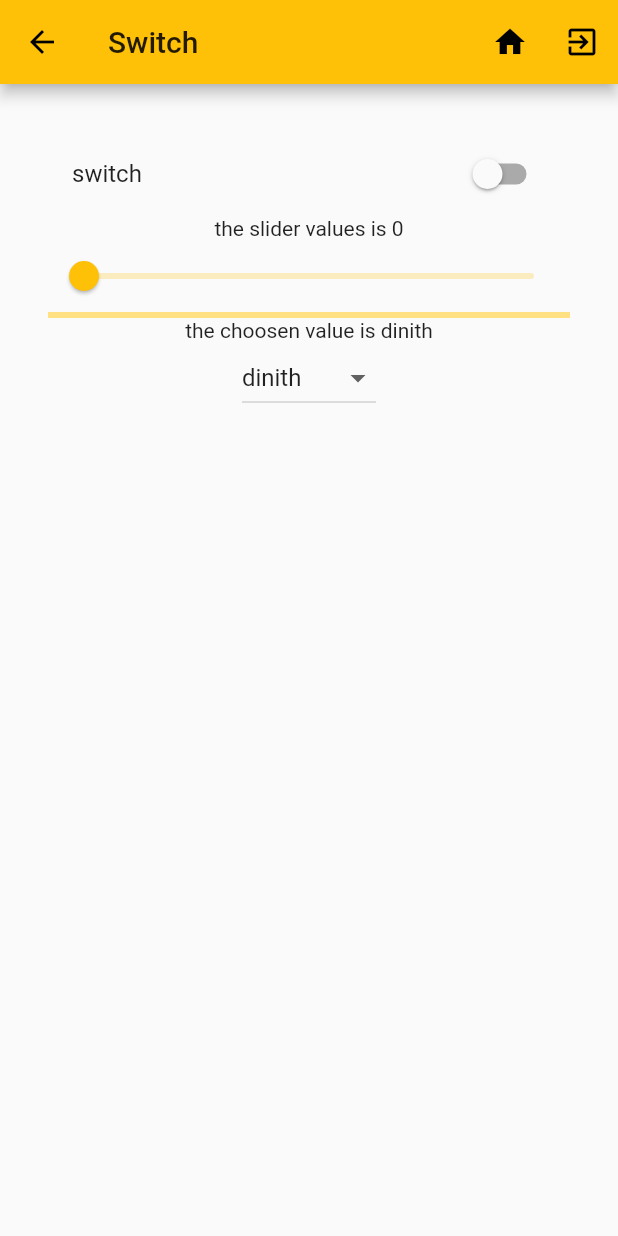
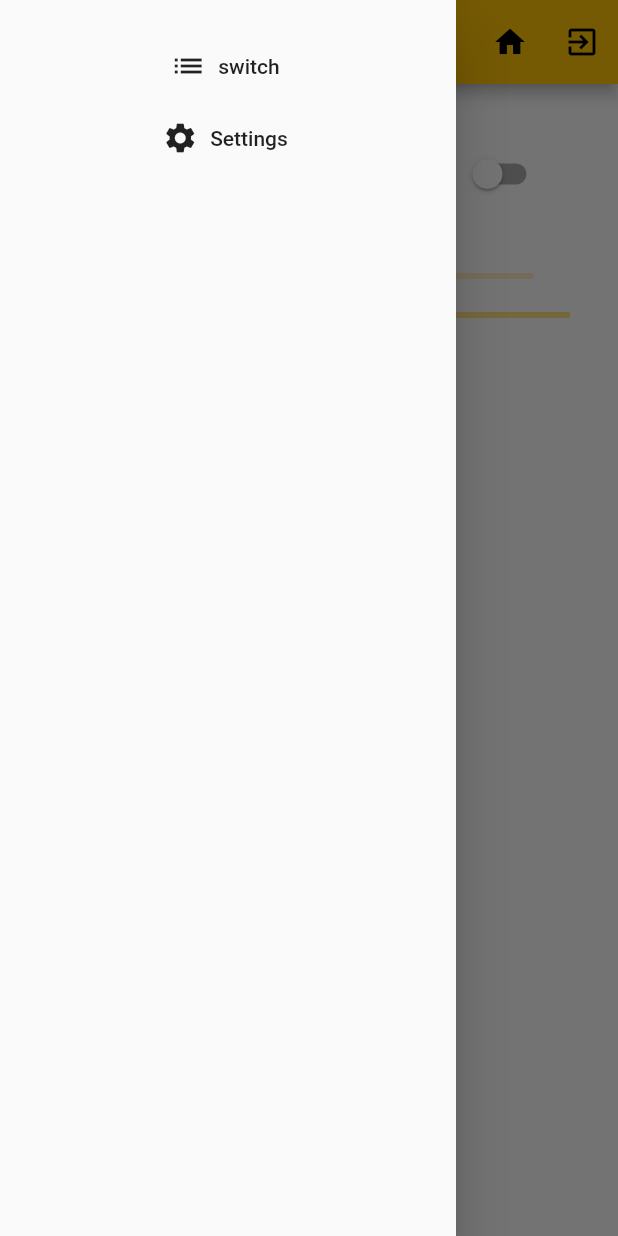
Before and after one commit to dinith72/FlutterApplication, a Flutter app: the Switcher screen opened by its route, with the side drawer open (before the commit the screen has no drawer), on a phone screen of 412 x 824 dp. Run offline on Flutter 3.47's test engine with Material 2 defaults, Android fonts, the phone set to English and light mode, and no system bars.

```diff
--- a/lib/Screnns/switch.dart
+++ b/lib/Screnns/switch.dart
@@ -3,7 +3,7 @@ import 'package:app/main.dart';
 
 
 class Switcher extends  StatefulWidget {
-   @override
+  @override
   _Switcher createState() => new _Switcher(); // create private sub class
 
 }
@@ -55,6 +55,25 @@ class _Switcher extends State<Switcher>{ // extened as state widget
 //
           ],
         ),
+        drawer: new Drawer(
+            child: new Container(
+              padding: new EdgeInsets.all(20.0),
+              child: new Column(
+                children: <Widget>[
+                  new FlatButton.icon(
+                      onPressed: (){ Navigator.pushNamed(context, '/Switch');},
+                      icon: new Icon(Icons.list),
+                      label: new Text('switch')
+                  ),
+                  new FlatButton.icon(
+                      onPressed: (){ Navigator.pushNamed(context, '/Settings');},
+                      icon: new Icon(Icons.settings),
+                      label: new Text('Settings')
+                  ),
+//
+                ],
+              ),
+            )),
         body: new Container(
           padding: new EdgeInsets.all(32.0),
           child: new Center(
@@ -64,7 +83,7 @@ class _Switcher extends State<Switcher>{ // extened as state widget
                         // also action is fired event the text associating with the switch is clicked
                         title: new Text('switch'),
                         onChanged: (bool val){switchOnClick(val);}// method to fire the switch action
-                        ),
+                    ),
                     new Text('the slider values is ' +_sliVal.round().toString()),
                     new Slider(value: _sliVal, min: 0.0 , max: 100.0, onChanged: (val){onchagedSlider(val);}), // slider value we can set by max and min
                     new LinearProgressIndicator( value: _sliVal*0.01), // the value for the leaner progress bar should be between 0 to 1
```
Also changed, not shown: lib/Screnns/demo.dart (+22 -1 lines), lib/main.dart (+68 -2 lines).
